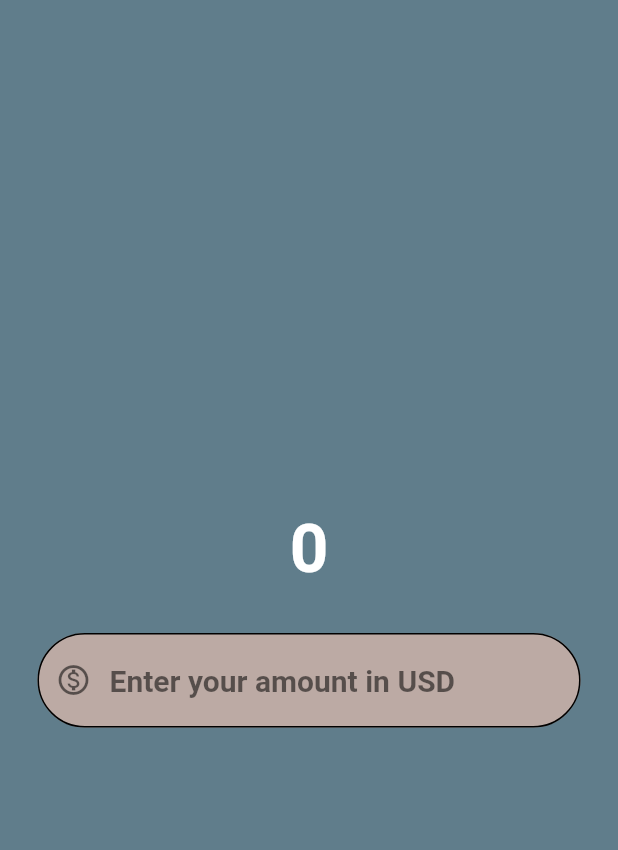
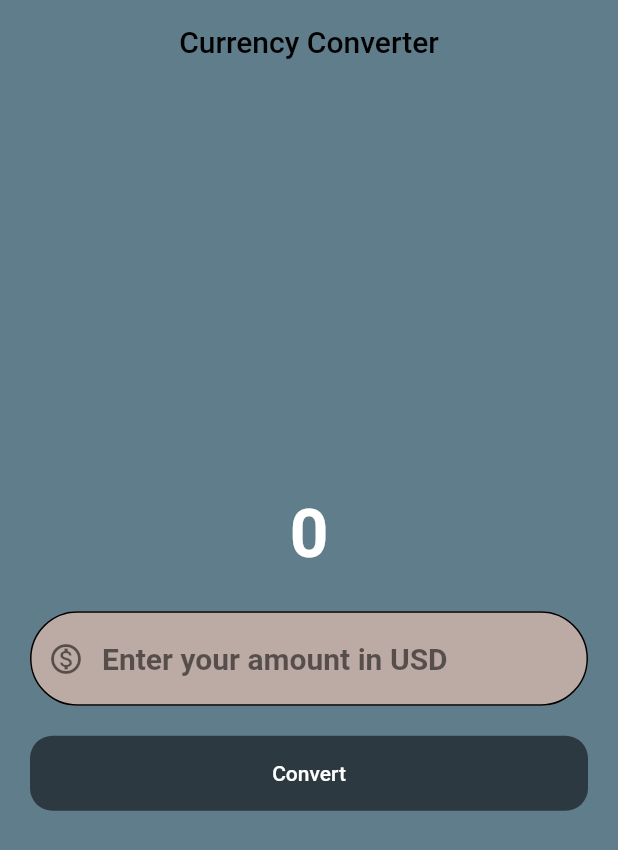
Before and after one commit to avikuuuu/currency_converter, a Flutter app: the screen it shows after launch, on a phone screen of 412 x 824 dp. Shown: the top 850 px of the screen. Run offline on Flutter 3.47's test engine with Material 2 defaults, Android fonts, the phone set to English and light mode, and no system bars.

Commit message:
UI part done

```diff
--- a/lib/main.dart
+++ b/lib/main.dart
@@ -12,7 +12,7 @@ class MyApp extends StatelessWidget {
   Widget build(BuildContext context) {
     return MaterialApp(
       debugShowCheckedModeBanner: false,
-      home: Currency_con(),
+      home: CurrencyConverter(),
     );
   }
 }
--- a/lib/pages/currency_converter.dart
+++ b/lib/pages/currency_converter.dart
@@ -1,14 +1,22 @@
+import 'package:flutter/foundation.dart';
 import 'package:flutter/material.dart';
 
-class Currency_con extends StatelessWidget {
-  const Currency_con({super.key});
+class CurrencyConverter extends StatelessWidget {
+  const CurrencyConverter({super.key});
   @override
   Widget build(BuildContext context) {
     return Scaffold(
         backgroundColor: Colors.blueGrey,
+        appBar: AppBar(
+          centerTitle: true,
+          elevation: 0,
+          backgroundColor: Colors.blueGrey,
+          title: const Text(
+            "Currency Converter",
+            style: TextStyle(color: Colors.black),
+          ),
+        ),
         body: Center(
-          child: Padding(
-            padding: EdgeInsets.all(25.0),
           child: Column(
             mainAxisAlignment: MainAxisAlignment.center,
             children: [
@@ -19,10 +27,13 @@ class Currency_con extends StatelessWidget {
                     fontSize: 45,
                     fontWeight: FontWeight.bold),
               ),
-                SizedBox(
-                  height: 30,
+              const SizedBox(
+                height: 15,
               ),
-                TextField(
+              Padding(
+                padding:
+                    const EdgeInsets.symmetric(horizontal: 20, vertical: 10),
+                child: TextField(
                   keyboardType:
                       const TextInputType.numberWithOptions(decimal: true),
                   decoration: InputDecoration(
@@ -44,9 +55,39 @@ class Currency_con extends StatelessWidget {
                       color: Colors.black,
                       fontSize: 20,
                       fontWeight: FontWeight.bold),
-                )
+                ),
+              ),
+              Padding(
+                padding:
+                    const EdgeInsets.symmetric(horizontal: 20, vertical: 10),
+                child: TextButton(
+                  onPressed: () {
+                    if (kDebugMode) {
+                      print('okka clickd me ');
+                    }
+                  },
+                  style: TextButton.styleFrom(
+                      backgroundColor: Colors.black54,
+                      foregroundColor: Colors.white,
+                      fixedSize: const Size(200, 50),
+                      minimumSize: const Size(double.infinity, 50),
+                      shape: RoundedRectangleBorder(
+                          borderRadius: BorderRadius.circular(15))),
+                  // style: ButtonStyle(
+                  //     elevation: const MaterialStatePropertyAll(40),
+                  //     backgroundColor:
+                  //         MaterialStateProperty.all(Colors.black54),
+                  //     foregroundColor: MaterialStateProperty.all(Colors.white),
+                  //     fixedSize: MaterialStateProperty.all(const Size(200, 50)),
+                  //     minimumSize: MaterialStateProperty.all(
+                  //         const Size(double.infinity, 50)),
+                  //     shape: MaterialStatePropertyAll(RoundedRectangleBorder(
+                  //         borderRadius: BorderRadius.circular(15)))
+                  //         ),
+                  child: const Text("Convert"),
+                ),
+              ),
             ],
-            ),
           ),
         ));
   }
```
Also changed, not shown: lib/pages/mk.dart (added, +98 -0 lines). Lines whose indentation alone changed are shown as unchanged.
